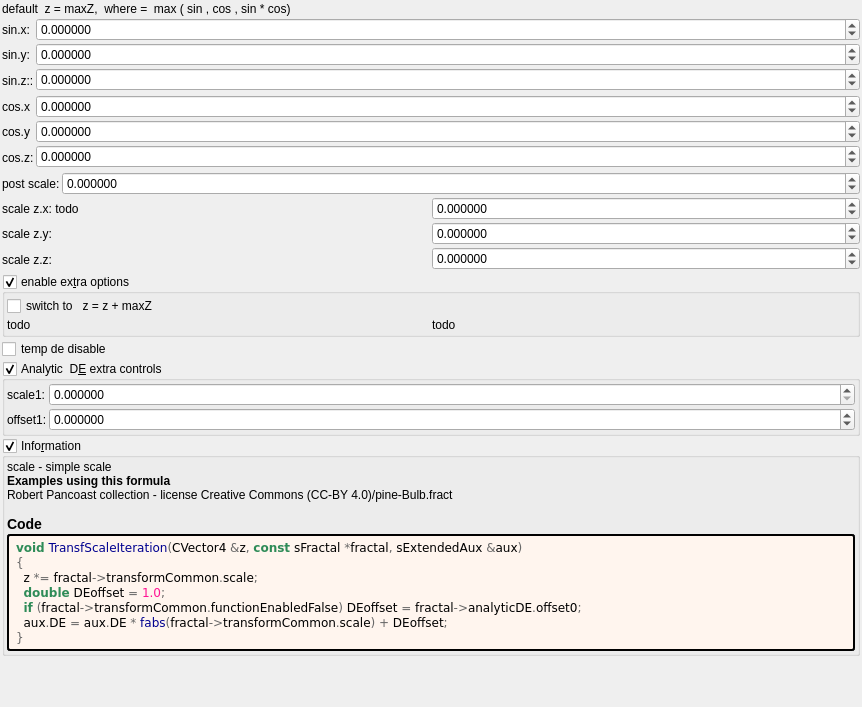
Before: the Qt Designer form mandelbulber2/formula/ui/transf_sin_and_cos_max.ui in buddhi1980/mandelbulber2, drawn with Qt 5.
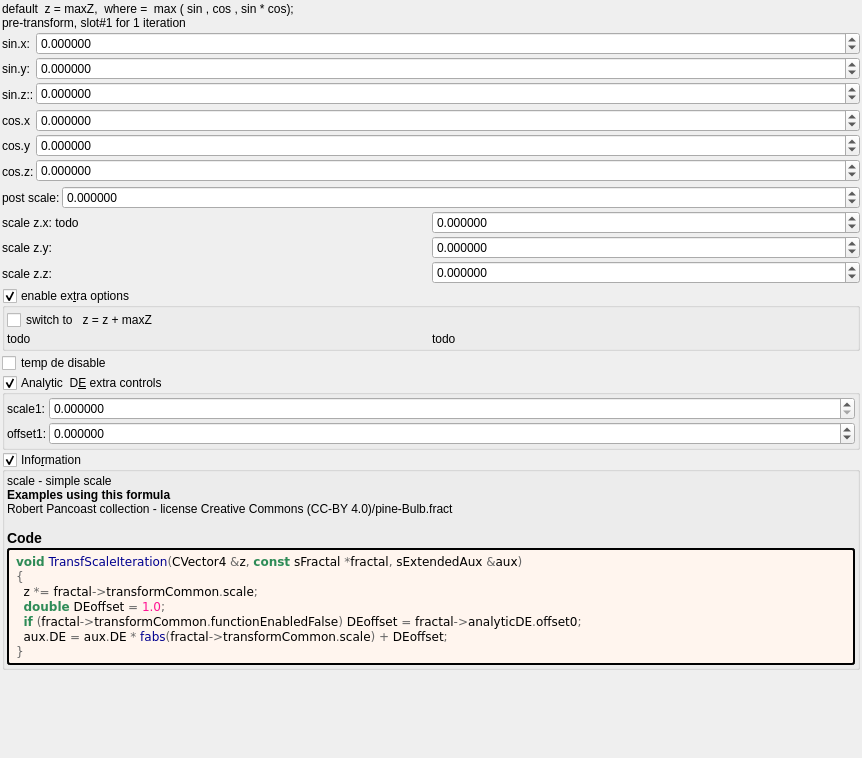
After: the same form once the commit is applied. Custom widgets are drawn as their Qt base class.

```diff
--- a/mandelbulber2/formula/ui/transf_sin_and_cos_max.ui
+++ b/mandelbulber2/formula/ui/transf_sin_and_cos_max.ui
@@ -7,7 +7,7 @@
     <x>0</x>
     <y>0</y>
     <width>862</width>
-    <height>707</height>
+    <height>758</height>
    </rect>
   </property>
   <property name="windowTitle">
@@ -32,7 +32,8 @@
    <item>
     <widget class="QLabel" name="label_118">
      <property name="text">
-      <string>default  z = maxZ,  where =  max ( sin , cos , sin * cos)</string>
+      <string>default  z = maxZ,  where =  max ( sin , cos , sin * cos);
+pre-transform, slot#1 for 1 iteration  </string>
      </property>
     </widget>
    </item>
```
Left out of the diff: 3 changed lines with no effect on the pictures.
